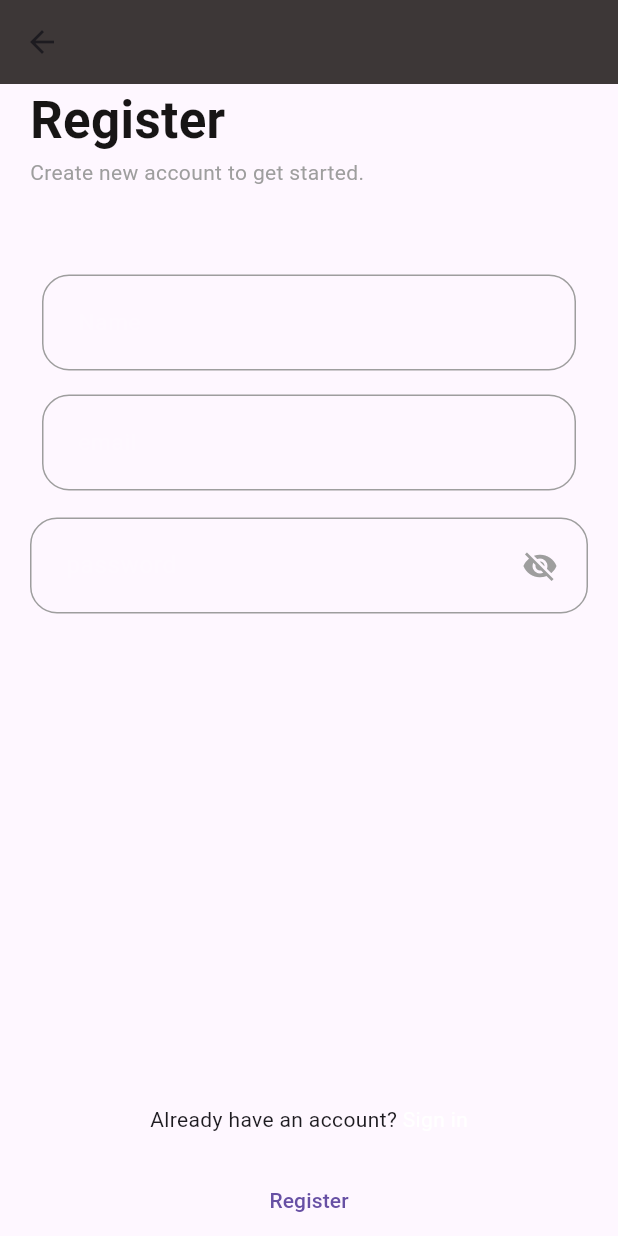
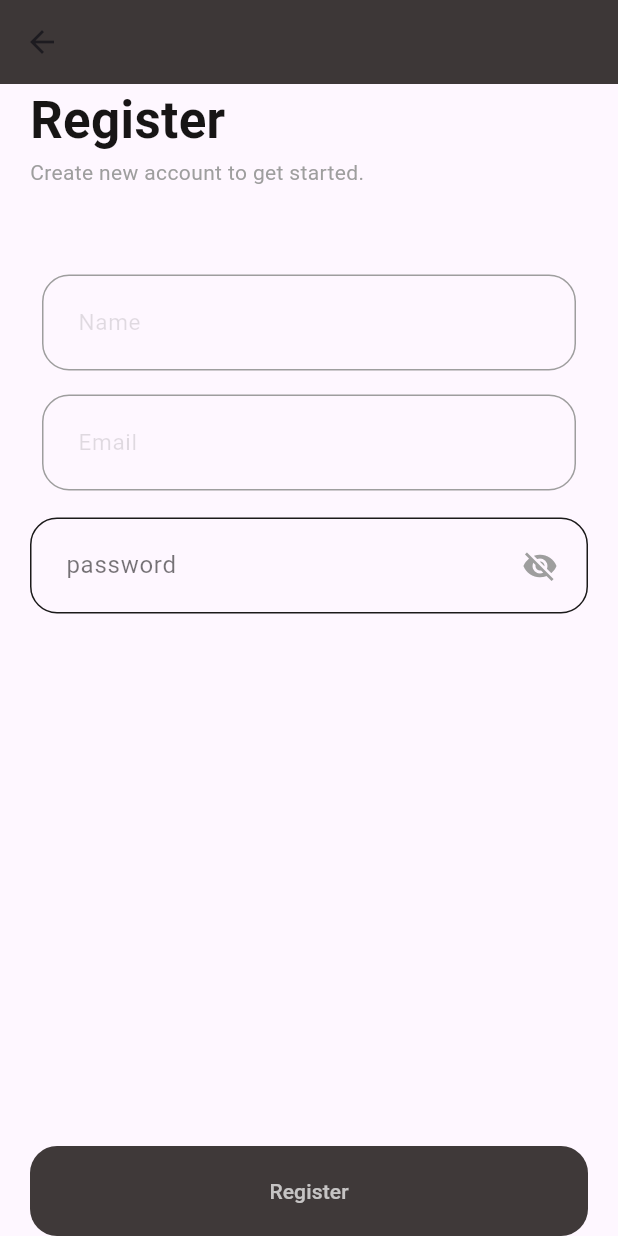
Before and after one commit to davidqwertyuiop/find_my_friend, a Flutter app: the RegisterPage screen opened directly, on a phone screen of 412 x 824 dp. Run offline on Flutter 3.47's test engine with Material 3 defaults, Android fonts, the light colour scheme and no system bars.

Commit message:
modified:   android/app/build.gradle 	modified:   android/app/src/main/AndroidManifest.xml 	renamed:    android/app/src/main/kotlin/com/example/find_my_friend/MainActivity.kt -> android/app/src/main/kotlin/com/example/flutter_application_2/MainActivity.kt 	modified:   android/build.gradle 	modified:   android/gradle.properties 	modified:   android/gradle/wrapper/gradle-wrapper.properties 	modified:   android/settings.gradle 	new file:   assets/images/image.png 	new file:   lib/Login_UI/forgot_password_page.dart 	modified:   lib/Login_UI/my_password_field.dart 	modified:   lib/Login_UI/my_text_Field.dart 	modified:   lib/Login_UI/registerpage.dart 	modified:   lib/home_page.dart 	modified:   pubspec.lock

```diff
--- a/lib/Login_UI/my_password_field.dart
+++ b/lib/Login_UI/my_password_field.dart
@@ -31,7 +31,7 @@ class _MyPasswordFieldState extends State<MyPasswordField> {
       child: TextField(
         controller: widget.textEditingController,
         style: const TextStyle(
-          color: Colors.white,
+          color: Colors.black,
         ),
         obscureText: !isPasswordVisible,
         keyboardType: TextInputType.text,
@@ -51,17 +51,17 @@ class _MyPasswordFieldState extends State<MyPasswordField> {
           ),
           contentPadding: const EdgeInsets.all(20),
           hintText: "password",
-          hintStyle: const TextStyle(color: Colors.white12),
+          hintStyle: const TextStyle(color: Colors.black54),
           enabledBorder: OutlineInputBorder(
             borderSide: const BorderSide(
-              color: Colors.grey,
+              color: Color.fromARGB(255, 27, 26, 26),
               width: 1,
             ),
             borderRadius: BorderRadius.circular(18),
           ),
           focusedBorder: OutlineInputBorder(
             borderSide: const BorderSide(
-              color: Colors.transparent,
+              color: Colors.black54,
               width: 1,
             ),
             borderRadius: BorderRadius.circular(18),
--- a/lib/Login_UI/my_text_Field.dart
+++ b/lib/Login_UI/my_text_Field.dart
@@ -17,13 +17,13 @@ class MyTextField extends StatelessWidget {
       padding: const EdgeInsets.all(8),
       child: TextField(
         controller: textEditingController,
-        style: const TextStyle(color:Colors.white ),
+        style: const TextStyle(color:Color.fromARGB(255, 20, 19, 19) ),
         keyboardType: inputType,
         textInputAction:TextInputAction.next,
         decoration: InputDecoration(
         contentPadding: const EdgeInsets.all(20),
         hintText: hintText,
-        hintStyle: const TextStyle(color: Colors.white12, fontSize: 15),
+        hintStyle: const TextStyle(color: Color.fromARGB(31, 0, 0, 0), fontSize: 15),
         enabledBorder:OutlineInputBorder(borderSide: const BorderSide(color: Colors.grey, width: 1), borderRadius: BorderRadius.circular(18)),
         focusedBorder:OutlineInputBorder(borderSide: const BorderSide(color: Colors.grey, width: 1,), borderRadius: BorderRadius.circular(18)),
         )),
--- a/lib/Login_UI/registerpage.dart
+++ b/lib/Login_UI/registerpage.dart
@@ -1,16 +1,14 @@
 // ignore_for_file: library_private_types_in_public_api
-
-
 
 import 'package:flutter/material.dart';
 
 import '../home_page.dart';
 import 'my_password_field.dart';
-import 'my_text_Field.dart';
-
+import 'my_text_button.dart';
+import 'my_text_field.dart'; // Corrected file name casing
 
 class RegisterPage extends StatefulWidget {
-  const RegisterPage({super.key,  });
+  const RegisterPage({super.key});
 
   @override
   _RegisterPageState createState() => _RegisterPageState();
@@ -22,7 +20,6 @@ class _RegisterPageState extends State<RegisterPage> {
   final TextEditingController _email = TextEditingController();
   final TextEditingController _password = TextEditingController();
   final TextEditingController _name = TextEditingController();
-
 
   @override
   void dispose() {
@@ -50,9 +47,7 @@ class _RegisterPageState extends State<RegisterPage> {
             SliverFillRemaining(
               hasScrollBody: false,
               child: Padding(
-                padding: const EdgeInsets.symmetric(
-                  horizontal: 20,
-                ),
+                padding: const EdgeInsets.symmetric(horizontal: 20),
                 child: Column(
                   children: [
                     Flexible(
@@ -71,53 +66,52 @@ class _RegisterPageState extends State<RegisterPage> {
                             "Create new account to get started.",
                             style: TextStyle(color: Colors.grey),
                           ),
-                          const SizedBox(
-                            height: 50,
+                          const Center(
+                            child: SizedBox(
+                              height: 50,
+                            ),
                           ),
-                           MyTextField(
+                          MyTextField(
                             hintText: "Name",
-                            inputType: TextInputType.name, textEditingController: _name,
-
+                            inputType: TextInputType.name,
+                            textEditingController: _name,
                           ),
-                           MyTextField(
-                            hintText: "email",
-                            inputType: TextInputType.emailAddress, textEditingController: _email,
+                          MyTextField(
+                            hintText: "Email",
+                            inputType: TextInputType.emailAddress,
+                            textEditingController: _email,
                           ),
-
                           MyPasswordField(
                             isPasswordVisible: passwordVisibility,
                             onTap: () {
                               setState(() {
                                 passwordVisibility = !passwordVisibility;
                               });
-                            }, textEditingController: _password,
-                          )
+                            },
+                            textEditingController: _password,
+                          ),
                         ],
                       ),
-                    ),
-                    const Row(
-                      mainAxisAlignment: MainAxisAlignment.center,
-                      children: [
-                        Text(
-                          "Already have an account? ",
-                          style: TextStyle(),
-                        ),
-                        Text(
-                          "Sign in",
-                          style: TextStyle(
-                            color: Colors.white
-                          ),
-                        ),
-                      ],
                     ),
                     const SizedBox(
                       height: 20,
                     ),
-                    TextButton(
-                      onPressed: () {
-                          Navigator.push(context, MaterialPageRoute(builder: ((context) => const HomeScreen())));
-                        }, child:const Text("Register"),
-                    ),
+                    MyTextButton(
+                      onTap: () {
+                        Navigator.push(
+                          context,
+                          MaterialPageRoute(
+                              builder: ((context) => const HomeScreen())),
+                        );
+                      },
+                      buttonName: 'Register',
+                      textColor: Colors.indigo,
+                      bgColor:const Color.fromARGB(255, 63, 57, 57),
+                      onPressed: () { Navigator.push(
+                          context,
+                          MaterialPageRoute(
+                              builder: ((context) => const HomeScreen())));  } ,
+                      ),
                   ],
                 ),
               ),
@@ -125,8 +119,6 @@ class _RegisterPageState extends State<RegisterPage> {
           ],
         ),
       ),
-
     );
-
   }
 }
--- a/lib/home_page.dart
+++ b/lib/home_page.dart
@@ -33,7 +33,7 @@ class _HomeScreenState extends State<HomeScreen> {
             Switch(value: isDarkMode, onChanged: (isOn){_toggleTheme(isOn ? ThemeMode.dark : ThemeMode.light,);})
           ],
         ),
-        body: Center(),
+        body: const Center(),
       )
     );
   }
```
Also changed, not shown: lib/Login_UI/forgot_password_page.dart (added, +17 -0 lines), assets/images/image.png (added), pubspec.lock, 8 other files.
